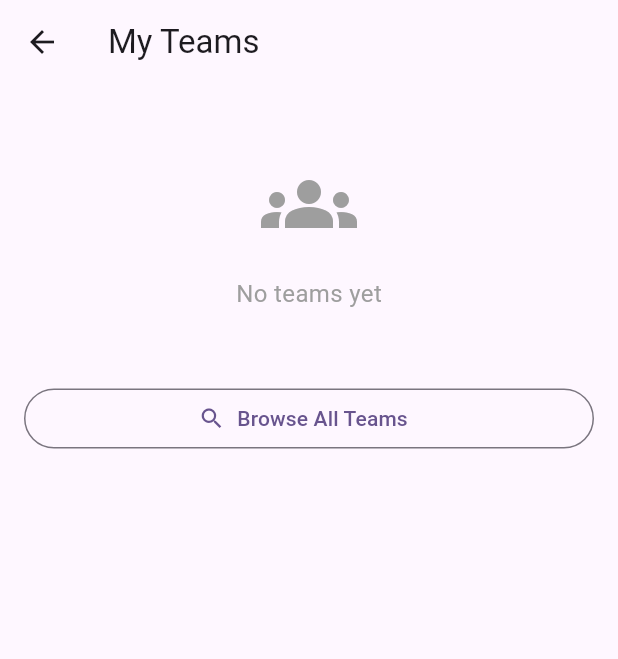
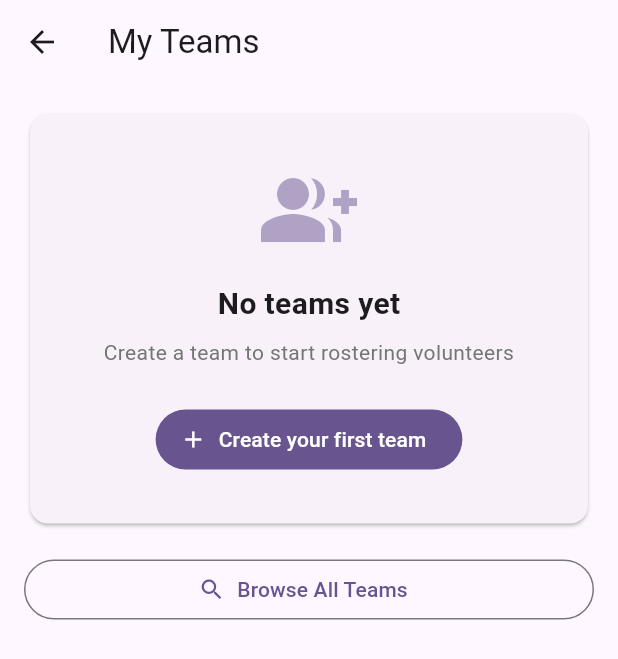
Before and after one commit to charlesverdad/rooster, a Flutter app: the MyTeamsScreen screen opened directly, on a phone screen of 412 x 824 dp. Shown: the top 659 px of the screen. Run offline on Flutter 3.47's test engine with Material 3 defaults, Android fonts, the phone set to English and light mode, and no system bars; our stand-ins replace shared_preferences; accounts and stored records are empty; network calls fail.

Commit message:
fix: Resolve dropdown error in create roster screen
- Remove hardcoded team dropdown that caused "There should be exactly
  one item with [DropdownButton]'s value" error when teamId didn't
  match hardcoded values ('1', '2')
- Backend: Return user's role and permissions in get_team endpoint
- Backend: Make team role optional for users viewing teams they're
  not members of
- Frontend: Add create team dialog and improve empty state UI in
  my teams screen

Co-Authored-By: Claude Opus 4.5 <noreply@anthropic.com>

```diff
--- a/frontend/rooster_app/lib/screens/teams/my_teams_screen.dart
+++ b/frontend/rooster_app/lib/screens/teams/my_teams_screen.dart
@@ -2,6 +2,7 @@ import 'package:flutter/material.dart';
 import 'package:provider/provider.dart';
 import '../../providers/team_provider.dart';
 import '../../models/team.dart';
+import 'team_detail_screen.dart';
 
 class MyTeamsScreen extends StatefulWidget {
   const MyTeamsScreen({super.key});
@@ -28,6 +29,13 @@ class _MyTeamsScreenState extends State<MyTeamsScreen> {
       appBar: AppBar(
         title: const Text('My Teams'),
       ),
+      floatingActionButton: teams.isNotEmpty
+          ? FloatingActionButton.extended(
+              onPressed: _showCreateTeamDialog,
+              icon: const Icon(Icons.add),
+              label: const Text('Create Team'),
+            )
+          : null,
       body: teamProvider.isLoading
           ? const Center(child: CircularProgressIndicator())
           : RefreshIndicator(
@@ -36,22 +44,7 @@ class _MyTeamsScreenState extends State<MyTeamsScreen> {
                 padding: const EdgeInsets.all(16),
                 children: [
                   if (teams.isEmpty)
-                    const Center(
-                      child: Padding(
-                        padding: EdgeInsets.all(32),
-                        child: Column(
-                          children: [
-                            Icon(Icons.groups, size: 64, color: Colors.grey),
-                            SizedBox(height: 16),
-                            Text(
-                              'No teams yet',
-                              style:
-                                  TextStyle(color: Colors.grey, fontSize: 16),
-                            ),
-                          ],
-                        ),
-                      ),
-                    )
+                    _buildEmptyState()
                   else
                     ...teams.map((team) => _buildTeamCard(context, team)),
                   const SizedBox(height: 16),
@@ -62,10 +55,121 @@ class _MyTeamsScreenState extends State<MyTeamsScreen> {
                     icon: const Icon(Icons.search),
                     label: const Text('Browse All Teams'),
                   ),
+                  const SizedBox(height: 80), // Space for FAB
                 ],
               ),
             ),
     );
+  }
+
+  Widget _buildEmptyState() {
+    return Card(
+      child: Padding(
+        padding: const EdgeInsets.all(32),
+        child: Column(
+          children: [
+            Icon(
+              Icons.group_add,
+              size: 64,
+              color: Theme.of(context).primaryColor.withValues(alpha: 0.5),
+            ),
+            const SizedBox(height: 16),
+            const Text(
+              'No teams yet',
+              style: TextStyle(
+                fontSize: 20,
+                fontWeight: FontWeight.bold,
+              ),
+            ),
+            const SizedBox(height: 8),
+            Text(
+              'Create a team to start rostering volunteers',
+              textAlign: TextAlign.center,
+              style: TextStyle(
+                fontSize: 14,
+                color: Colors.grey.shade600,
+              ),
+            ),
+            const SizedBox(height: 24),
+            FilledButton.icon(
+              onPressed: _showCreateTeamDialog,
+              icon: const Icon(Icons.add),
+              label: const Text('Create your first team'),
+            ),
+          ],
+        ),
+      ),
+    );
+  }
+
+  Future<void> _showCreateTeamDialog() async {
+    final nameController = TextEditingController();
+
+    final teamName = await showDialog<String>(
+      context: context,
+      builder: (context) => AlertDialog(
+        title: const Text('Create Team'),
+        content: TextField(
+          controller: nameController,
+          autofocus: true,
+          decoration: const InputDecoration(
+            labelText: 'Team Name',
+            hintText: 'e.g., Media Team',
+            border: OutlineInputBorder(),
+          ),
+          textCapitalization: TextCapitalization.words,
+          onSubmitted: (value) {
+            if (value.trim().isNotEmpty) {
+              Navigator.of(context).pop(value.trim());
+            }
+          },
+        ),
+        actions: [
+          TextButton(
+            onPressed: () => Navigator.of(context).pop(),
+            child: const Text('Cancel'),
+          ),
+          FilledButton(
+            onPressed: () {
+              final name = nameController.text.trim();
+              if (name.isNotEmpty) {
+                Navigator.of(context).pop(name);
+              }
+            },
+            child: const Text('Create'),
+          ),
+        ],
+      ),
+    );
+
+    if (teamName != null && mounted) {
+      final teamProvider = Provider.of<TeamProvider>(context, listen: false);
+      final team = await teamProvider.createTeam(teamName);
+
+      if (team != null && mounted) {
+        ScaffoldMessenger.of(context).showSnackBar(
+          SnackBar(
+            content: Text('${team.name} created!'),
+            duration: const Duration(seconds: 2),
+          ),
+        );
+
+        // Navigate to the new team's detail page
+        Navigator.push(
+          context,
+          MaterialPageRoute(
+            builder: (context) => TeamDetailScreen(teamId: team.id),
+          ),
+        );
+      } else if (teamProvider.error != null && mounted) {
+        ScaffoldMessenger.of(context).showSnackBar(
+          SnackBar(
+            content: Text('Error: ${teamProvider.error}'),
+            backgroundColor: Colors.red,
+          ),
+        );
+      }
+    }
   }
 
   Widget _buildTeamCard(BuildContext context, Team team) {
```
Also changed, not shown: frontend/rooster_app/lib/screens/roster/create_roster_screen.dart (+0 -15 lines), 2 other files.
